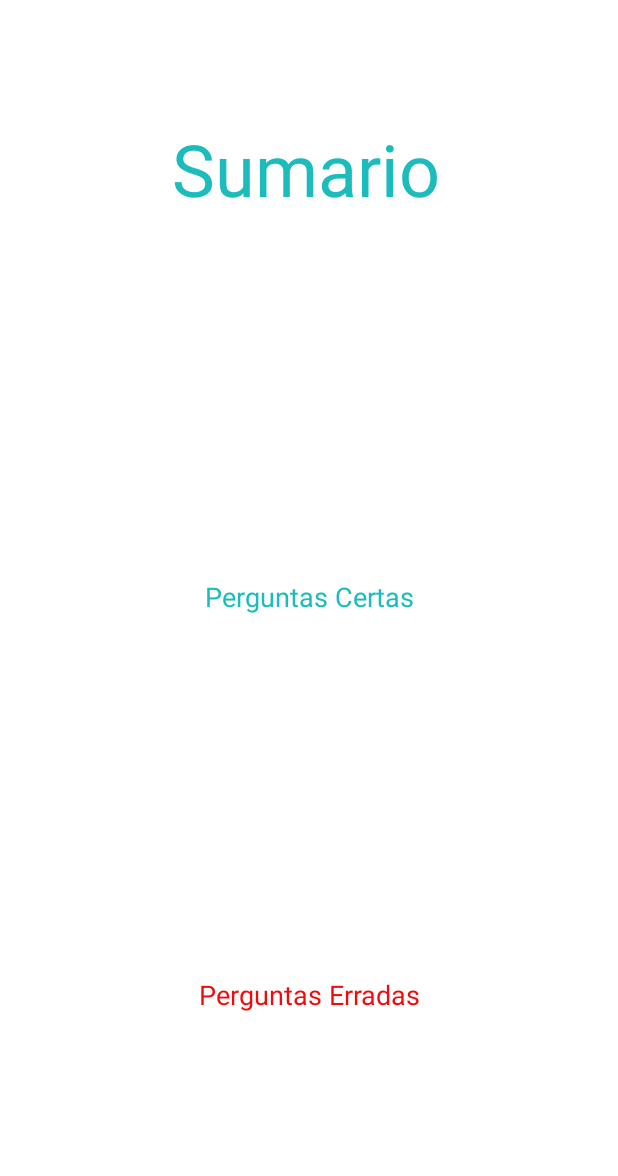
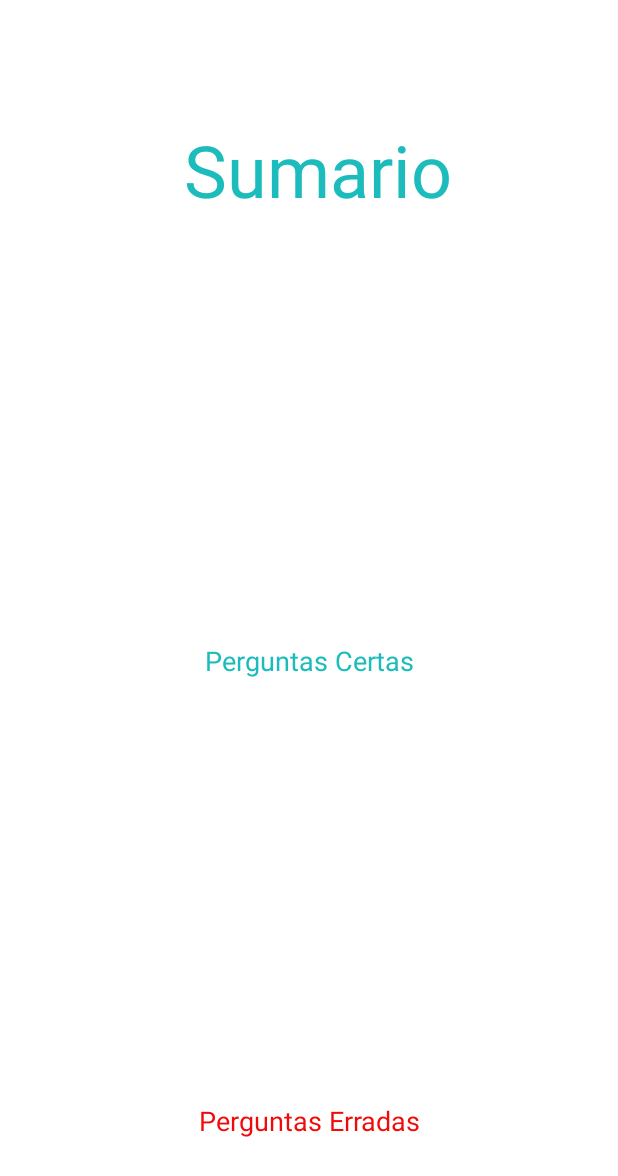
Before and after one commit to loonix/university, an Android app: the layout activity_resultado.xml on its own in the app's theme, with its tools: preview values and no code run, on a phone screen of 412 x 824 dp. Shown: the top 1176 px of the screen. Run offline under Robolectric (Android 15) with nearby library versions, the phone set to English and light mode, and no system bars.

Commit message:
fix: o resto

```diff
--- a/AndroidNativeProjects/aNDROID pROJETS/QuizzApp/app/src/main/java/com/example/quizzapp/Registar.java
+++ b/AndroidNativeProjects/aNDROID pROJETS/QuizzApp/app/src/main/java/com/example/quizzapp/Registar.java
@@ -99,7 +99,11 @@ public class Registar extends AppCompatActivity {
         if (utilizadores == null) {
             utilizadores = new ArrayList<>();
             // adiciona utilizador por defeito
-            utilizadores.add(new Utilizador("admin","admin","admin@quiz.com",560));
+            utilizadores.add(new Utilizador("admin","admin","admin@quiz.com",100));
+            utilizadores.add(new Utilizador("xavier","xavier","xavier@quiz.com",150));
+            utilizadores.add(new Utilizador("matias","matias","matias@quiz.com",200));
+            utilizadores.add(new Utilizador("roberto","roberto","roberto@quiz.com",250));
+            utilizadores.add(new Utilizador("zacarias","zacarias","zacarias@quiz.com",300));
         }
     }
 
--- a/AndroidNativeProjects/aNDROID pROJETS/QuizzApp/app/src/main/java/com/example/quizzapp/Utilizador.java
+++ b/AndroidNativeProjects/aNDROID pROJETS/QuizzApp/app/src/main/java/com/example/quizzapp/Utilizador.java
@@ -16,4 +16,9 @@ public class Utilizador {
             this.email = email;
             this.pontuacao = pontuacao;
         }
+
+        public int compareTo(Utilizador user)
+        {
+            return(pontuacao - user.pontuacao);
+        }
 }
--- a/AndroidNativeProjects/aNDROID pROJETS/QuizzApp/app/src/main/res/layout/activity_resultado.xml
+++ b/AndroidNativeProjects/aNDROID pROJETS/QuizzApp/app/src/main/res/layout/activity_resultado.xml
@@ -7,11 +7,90 @@
     tools:context=".Resultado">
 
     <TextView
+        android:id="@+id/textViewSumario"
+        android:layout_width="wrap_content"
+        android:layout_height="wrap_content"
+        android:layout_marginStart="103dp"
+        android:layout_marginLeft="103dp"
+        android:layout_marginTop="24dp"
+        android:layout_marginEnd="103dp"
+        android:layout_marginRight="103dp"
+        android:layout_marginBottom="8dp"
+        android:gravity="center"
+        android:text="Sumario"
+        android:textColor="#1BBCBB"
+        android:textSize="48sp"
+        app:layout_constraintBottom_toTopOf="@+id/textViewCertas"
+        app:layout_constraintEnd_toEndOf="parent"
+        app:layout_constraintHorizontal_bias="0.73"
+        app:layout_constraintStart_toStartOf="parent"
+        app:layout_constraintTop_toTopOf="parent" />
+
+    <TextView
+        android:id="@+id/textViewCertas"
+        android:layout_width="186dp"
+        android:layout_height="137dp"
+        android:layout_marginStart="103dp"
+        android:layout_marginLeft="103dp"
+        android:layout_marginTop="8dp"
+        android:layout_marginEnd="103dp"
+        android:layout_marginRight="103dp"
+        android:layout_marginBottom="8dp"
+        android:gravity="center"
+        android:textColor="#1BBCBB"
+        android:textColorHighlight="#1BBCBB"
+        android:textColorHint="#1BBCBB"
+        android:textSize="100sp"
+        app:layout_constraintBottom_toTopOf="@+id/textViewperguntasCertas"
+        app:layout_constraintEnd_toEndOf="parent"
+        app:layout_constraintHorizontal_bias="0.631"
+        app:layout_constraintStart_toStartOf="parent"
+        app:layout_constraintTop_toBottomOf="@+id/textViewSumario" />
+
+    <TextView
+        android:id="@+id/textViewperguntasCertas"
+        android:layout_width="0dp"
+        android:layout_height="wrap_content"
+        android:layout_marginTop="8dp"
+        android:layout_marginBottom="8dp"
+        android:gravity="center"
+        android:text="Perguntas Certas"
+        android:textColor="#1BBCBB"
+        android:textColorHighlight="#1BBCBB"
+        android:textSize="18sp"
+        app:layout_constraintBottom_toTopOf="@+id/textViewErradas"
+        app:layout_constraintEnd_toEndOf="parent"
+        app:layout_constraintHorizontal_bias="1.0"
+        app:layout_constraintStart_toStartOf="parent"
+        app:layout_constraintTop_toBottomOf="@+id/textViewCertas" />
+
+    <TextView
+        android:id="@+id/textViewErradas"
+        android:layout_width="186dp"
+        android:layout_height="137dp"
+        android:layout_marginStart="103dp"
+        android:layout_marginLeft="103dp"
+        android:layout_marginTop="8dp"
+        android:layout_marginEnd="103dp"
+        android:layout_marginRight="103dp"
+        android:layout_marginBottom="8dp"
+        android:gravity="center"
+        android:textColor="#F10A0A"
+        android:textColorHighlight="#F10A0A"
+        android:textColorHint="#F10A0A"
+        android:textSize="100sp"
+        app:layout_constraintBottom_toTopOf="@+id/textViewperguntasErradas"
+        app:layout_constraintEnd_toEndOf="parent"
+        app:layout_constraintHorizontal_bias="0.631"
+        app:layout_constraintStart_toStartOf="parent"
+        app:layout_constraintTop_toBottomOf="@+id/textViewperguntasCertas" />
+
+    <TextView
         android:id="@+id/textViewperguntasErradas"
         android:layout_width="0dp"
         android:layout_height="wrap_content"
-        android:layout_marginTop="11dp"
-        android:layout_marginBottom="11dp"
+        android:layout_marginTop="8dp"
+        android:layout_marginBottom="8dp"
         android:gravity="center"
         android:text="Perguntas Erradas"
         android:textColor="#F10A0A"
@@ -22,81 +101,8 @@
         app:layout_constraintEnd_toEndOf="parent"
         app:layout_constraintHorizontal_bias="0.0"
         app:layout_constraintStart_toStartOf="parent"
-        app:layout_constraintTop_toBottomOf="@+id/textViewCertas"
+        app:layout_constraintTop_toBottomOf="@+id/textViewErradas"
         app:layout_constraintVertical_bias="0.691" />
 
-    <TextView
-        android:id="@+id/textViewErradas"
-        android:layout_width="186dp"
-        android:layout_height="137dp"
-        android:layout_marginStart="103dp"
-        android:layout_marginLeft="103dp"
-        android:layout_marginTop="25dp"
-        android:layout_marginEnd="103dp"
-        android:layout_marginRight="103dp"
-        android:layout_marginBottom="15dp"
-        android:textColor="#F10A0A"
-        android:textColorHighlight="#F10A0A"
-        android:textColorHint="#F10A0A"
-        app:layout_constraintBottom_toTopOf="@+id/textViewperguntasErradas"
-        app:layout_constraintEnd_toEndOf="parent"
-        app:layout_constraintHorizontal_bias="0.631"
-        app:layout_constraintStart_toStartOf="parent"
-        app:layout_constraintTop_toBottomOf="@+id/textViewperguntasCertas" />
 
-    <TextView
-        android:id="@+id/textViewSumario"
-        android:layout_width="wrap_content"
-        android:layout_height="wrap_content"
-        android:layout_marginStart="103dp"
-        android:layout_marginLeft="103dp"
-        android:layout_marginTop="80dp"
-        android:layout_marginEnd="103dp"
-        android:layout_marginRight="103dp"
-        android:layout_marginBottom="10dp"
-        android:gravity="center"
-        android:text="Sumario"
-        android:textColor="#1BBCBB"
-        android:textSize="48sp"
-        app:layout_constraintBottom_toTopOf="@+id/LabelJogoPerguntas"
-        app:layout_constraintEnd_toEndOf="parent"
-        app:layout_constraintHorizontal_bias="0.437"
-        app:layout_constraintStart_toStartOf="parent"
-        app:layout_constraintTop_toTopOf="parent" />
-
-    <TextView
-        android:id="@+id/textViewCertas"
-        android:layout_width="186dp"
-        android:layout_height="137dp"
-        android:layout_marginStart="103dp"
-        android:layout_marginLeft="103dp"
-        android:layout_marginTop="25dp"
-        android:layout_marginEnd="103dp"
-        android:layout_marginRight="103dp"
-        android:layout_marginBottom="15dp"
-        android:textColor="#1BBCBB"
-        android:textColorHighlight="#1BBCBB"
-        android:textColorHint="#1BBCBB"
-        app:layout_constraintBottom_toTopOf="@+id/textViewperguntasCertas"
-        app:layout_constraintEnd_toEndOf="parent"
-        app:layout_constraintHorizontal_bias="0.631"
-        app:layout_constraintStart_toStartOf="parent"
-        app:layout_constraintTop_toBottomOf="@+id/textViewSumario" />
-
-    <TextView
-        android:id="@+id/textViewperguntasCertas"
-        android:layout_width="0dp"
-        android:layout_height="wrap_content"
-        android:layout_marginTop="11dp"
-        android:layout_marginBottom="11dp"
-        android:gravity="center"
-        android:text="Perguntas Certas"
-        android:textColor="#1BBCBB"
-        android:textColorHighlight="#1BBCBB"
-        android:textSize="18sp"
-        app:layout_constraintBottom_toTopOf="@+id/textViewErradas"
-        app:layout_constraintEnd_toEndOf="parent"
-        app:layout_constraintHorizontal_bias="1.0"
-        app:layout_constraintStart_toStartOf="parent"
-        app:layout_constraintTop_toBottomOf="@+id/textViewCertas" />
 </androidx.constraintlayout.widget.ConstraintLayout>
```
Also changed, not shown: AndroidNativeProjects/aNDROID pROJETS/QuizzApp/app/src/main/java/com/example/quizzapp/Login.java (+18 -4 lines), AndroidNativeProjects/aNDROID pROJETS/QuizzApp/app/src/main/java/com/example/quizzapp/Perguntas.java (+157 -33 lines), AndroidNativeProjects/aNDROID pROJETS/QuizzApp/app/src/main/java/com/example/quizzapp/Ranking.java (+59 -0 lines), AndroidNativeProjects/aNDROID pROJETS/QuizzApp/app/src/main/java/com/example/quizzapp/Resultado.java (+51 -9 lines).
